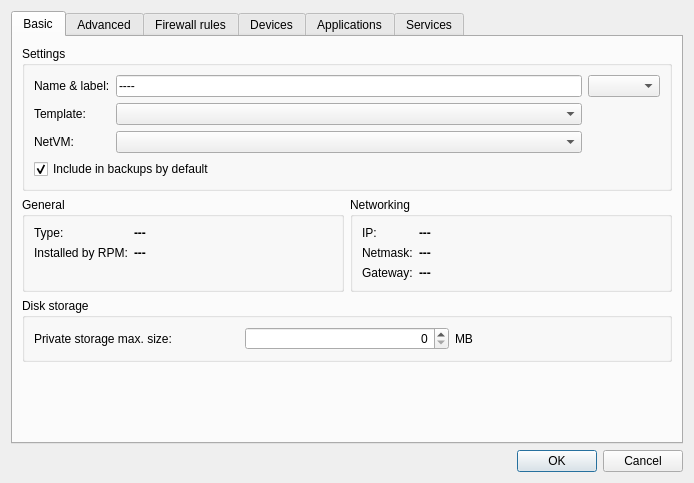
Qt form settingsdlg.ui (QubesOS/qubes-manager) before a commit.
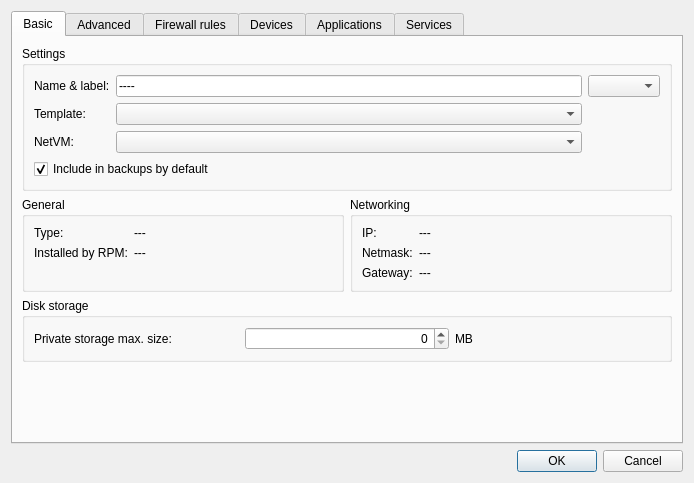
The same form after that commit. The open tabs and pages were chosen to show the change. Icons and pictures are not drawn.

Commit message: Removed bold fonts from settings window.

Diff of the .ui file:
```diff
--- a/settingsdlg.ui
+++ b/settingsdlg.ui
@@ -122,8 +122,8 @@
              <widget class="QLabel" name="type_label">
               <property name="font">
                <font>
-                <weight>75</weight>
-                <bold>true</bold>
+                <weight>50</weight>
+                <bold>false</bold>
                </font>
               </property>
               <property name="text">
@@ -142,8 +142,8 @@
              <widget class="QLabel" name="rpm_label">
               <property name="font">
                <font>
-                <weight>75</weight>
-                <bold>true</bold>
+                <weight>50</weight>
+                <bold>false</bold>
                </font>
               </property>
               <property name="text">
@@ -232,8 +232,8 @@
              <widget class="QLabel" name="ip_label">
               <property name="font">
                <font>
-                <weight>75</weight>
-                <bold>true</bold>
+                <weight>50</weight>
+                <bold>false</bold>
                </font>
               </property>
               <property name="text">
@@ -252,8 +252,8 @@
              <widget class="QLabel" name="netmask_label">
               <property name="font">
                <font>
-                <weight>75</weight>
-                <bold>true</bold>
+                <weight>50</weight>
+                <bold>false</bold>
                </font>
               </property>
               <property name="text">
@@ -272,8 +272,8 @@
              <widget class="QLabel" name="gateway_label">
               <property name="font">
                <font>
-                <weight>75</weight>
-                <bold>true</bold>
+                <weight>50</weight>
+                <bold>false</bold>
                </font>
               </property>
               <property name="text">
```
Left out of the diff: 6 changed lines with no effect on the pictures.
